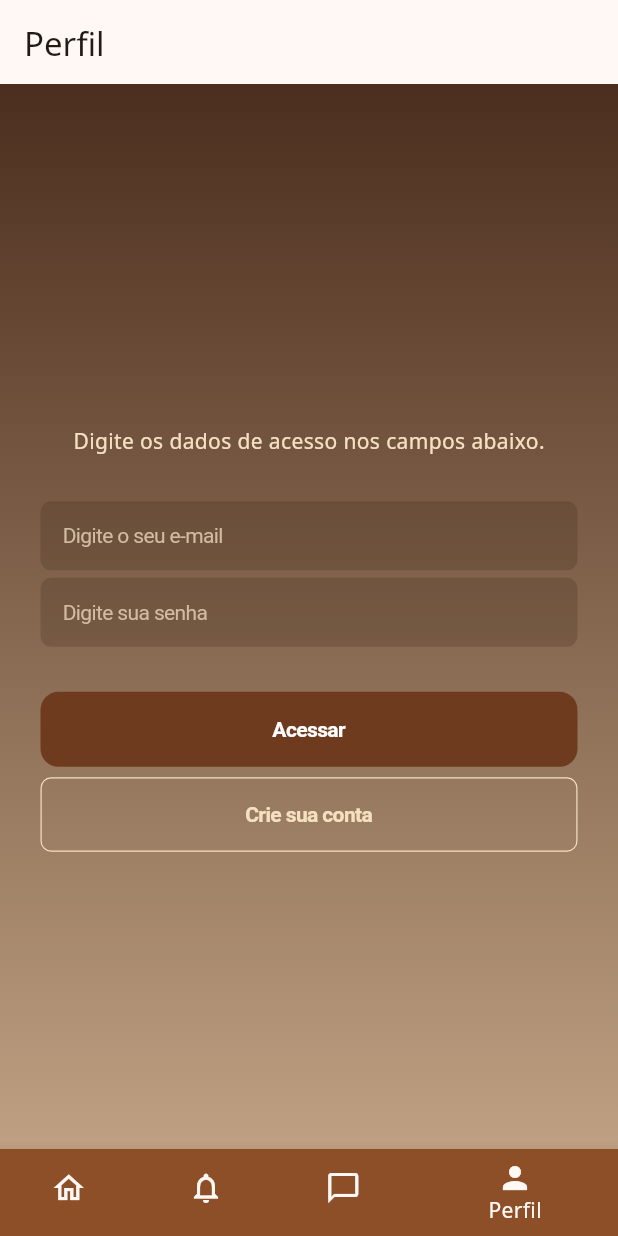
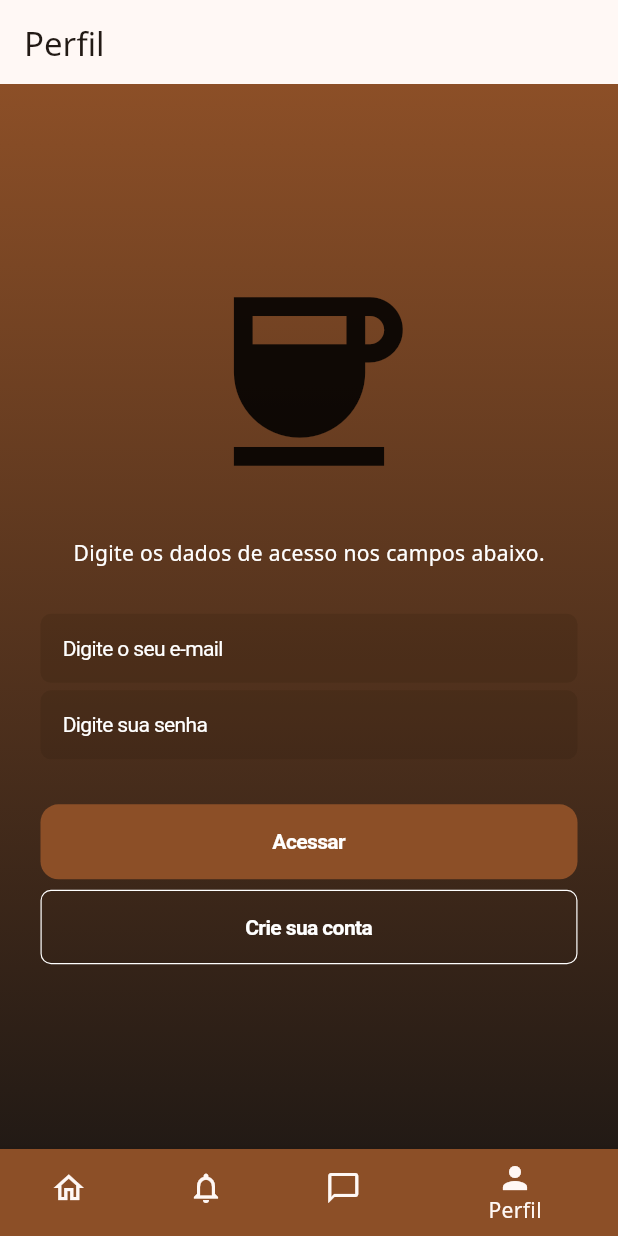
Before and after one commit to andreyrv18/CafePraJa, a Flutter app: the screen it shows after launch, item 4 of the bottom bar chosen, on a phone screen of 412 x 824 dp. Run offline on Flutter 3.47's test engine with Material 3 defaults, Android fonts, the phone set to English and light mode, and no system bars; our stand-ins replace google_fonts.

Commit message:
modificação das cores

```diff
--- a/lib/screens/perfil.dart
+++ b/lib/screens/perfil.dart
@@ -11,17 +11,18 @@ class Perfil extends StatefulWidget {
 class _PerfilState extends State<Perfil> {
   @override
   Widget build(BuildContext context) {
+    final ThemeData theme = Theme.of(context);
     return Scaffold(
       extendBodyBehindAppBar: true,
       appBar: AppBar(elevation: 0, backgroundColor: Colors.transparent),
       body: Container(
         width: MediaQuery.of(context).size.width,
         padding: const EdgeInsets.all(27),
-        decoration: const BoxDecoration(
+        decoration: BoxDecoration(
           gradient: LinearGradient(
             colors: [
-              Color(0xFF4B2E1D), // marrom escuro
-              Color(0xFFBFA082), // bege quente
+              theme.colorScheme.primary,
+              theme.colorScheme.onSurface, // bege quente
             ],
             begin: Alignment.topCenter,
             end: Alignment.bottomCenter,
@@ -30,18 +31,19 @@ class _PerfilState extends State<Perfil> {
         child: Column(
           mainAxisAlignment: MainAxisAlignment.center,
           children: [
+            Icon(Icons.coffee_sharp, size: 150.0),
             const SizedBox(height: 30),
-            const Text(
+            Text(
               "Digite os dados de acesso nos campos abaixo.",
-              style: TextStyle(color: Color(0xFFF5E1C2)), // creme
+              style: TextStyle(color: theme.colorScheme.onPrimary), // creme
             ),
             const SizedBox(height: 30),
-            const CupertinoTextField(
+            CupertinoTextField(
               cursorColor: Color(0xFF7B4F2F), // marrom médio
               padding: EdgeInsets.all(15),
               placeholder: "Digite o seu e-mail",
               placeholderStyle: TextStyle(
-                color: Color(0xFFD2BBA0),
+                color: theme.colorScheme.onPrimary,
                 fontSize: 14,
               ), // bege claro
               style: TextStyle(color: Colors.white, fontSize: 14),
@@ -51,13 +53,13 @@ class _PerfilState extends State<Perfil> {
               ),
             ),
             const SizedBox(height: 5),
-            const CupertinoTextField(
+            CupertinoTextField(
               padding: EdgeInsets.all(15),
               cursorColor: Color(0xFF8B5E3C),
               placeholder: "Digite sua senha",
               obscureText: true,
               placeholderStyle: TextStyle(
-                color: Color(0xFFD2BBA0),
+                color: theme.colorScheme.onPrimary,
                 fontSize: 14,
               ),
               style: TextStyle(color: Colors.white, fontSize: 14),
@@ -71,11 +73,11 @@ class _PerfilState extends State<Perfil> {
               width: double.infinity,
               child: CupertinoButton(
                 padding: const EdgeInsets.all(17),
-                color: Color(0xFF6E3B1E), // marrom café com leite
-                child: const Text(
+                color: theme.colorScheme.primary, // marrom café com leite
+                child: Text(
                   "Acessar",
                   style: TextStyle(
-                    color: Colors.white,
+                    color: theme.colorScheme.onPrimary,
                     fontSize: 14,
                     fontWeight: FontWeight.w600,
                   ),
@@ -87,14 +89,17 @@ class _PerfilState extends State<Perfil> {
             Container(
               width: double.infinity,
               decoration: BoxDecoration(
-                border: Border.all(color: Color(0xFFF5E1C2), width: 0.8),
+                border: Border.all(
+                  color: theme.colorScheme.onPrimary,
+                  width: 0.8,
+                ),
                 borderRadius: BorderRadius.circular(7),
               ),
               child: CupertinoButton(
-                child: const Text(
+                child: Text(
                   "Crie sua conta",
                   style: TextStyle(
-                    color: Color(0xFFF5E1C2),
+                    color: theme.colorScheme.onPrimary,
                     fontSize: 14,
                     fontWeight: FontWeight.w600,
                   ),
```
